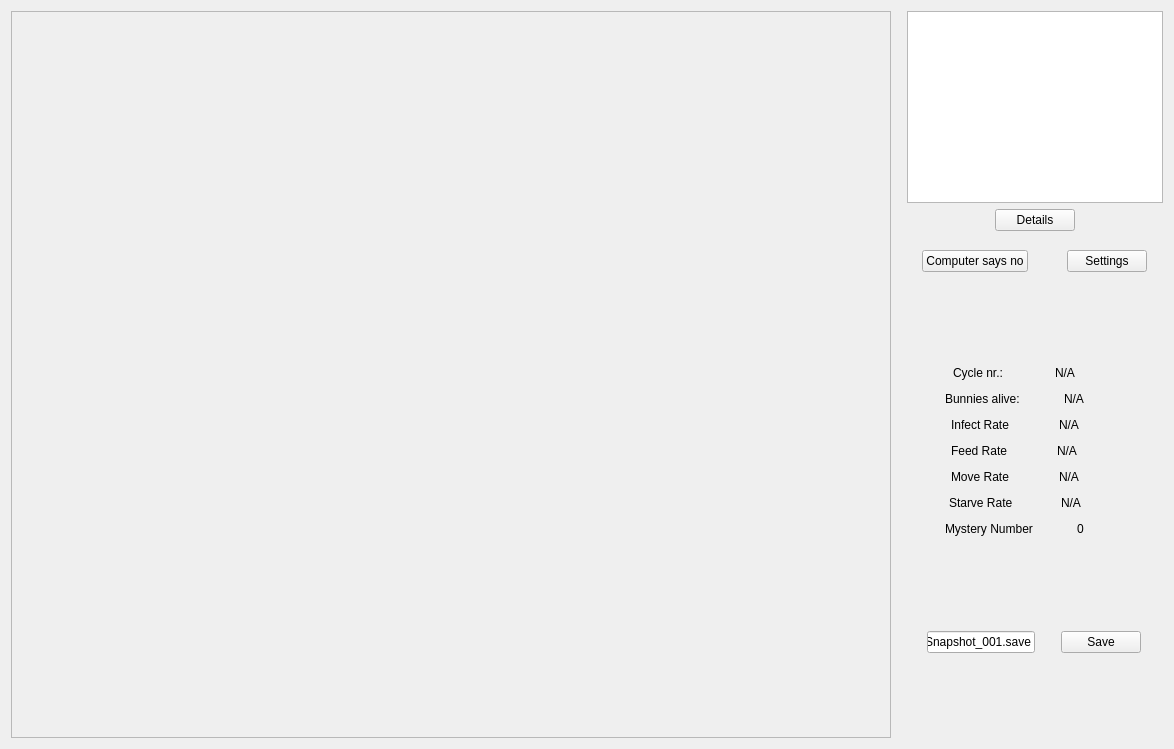
First picture: the form in BunnyVisual/BunnyWindow.ui, repository Mayerch1/BunnyVisual, before the edit.
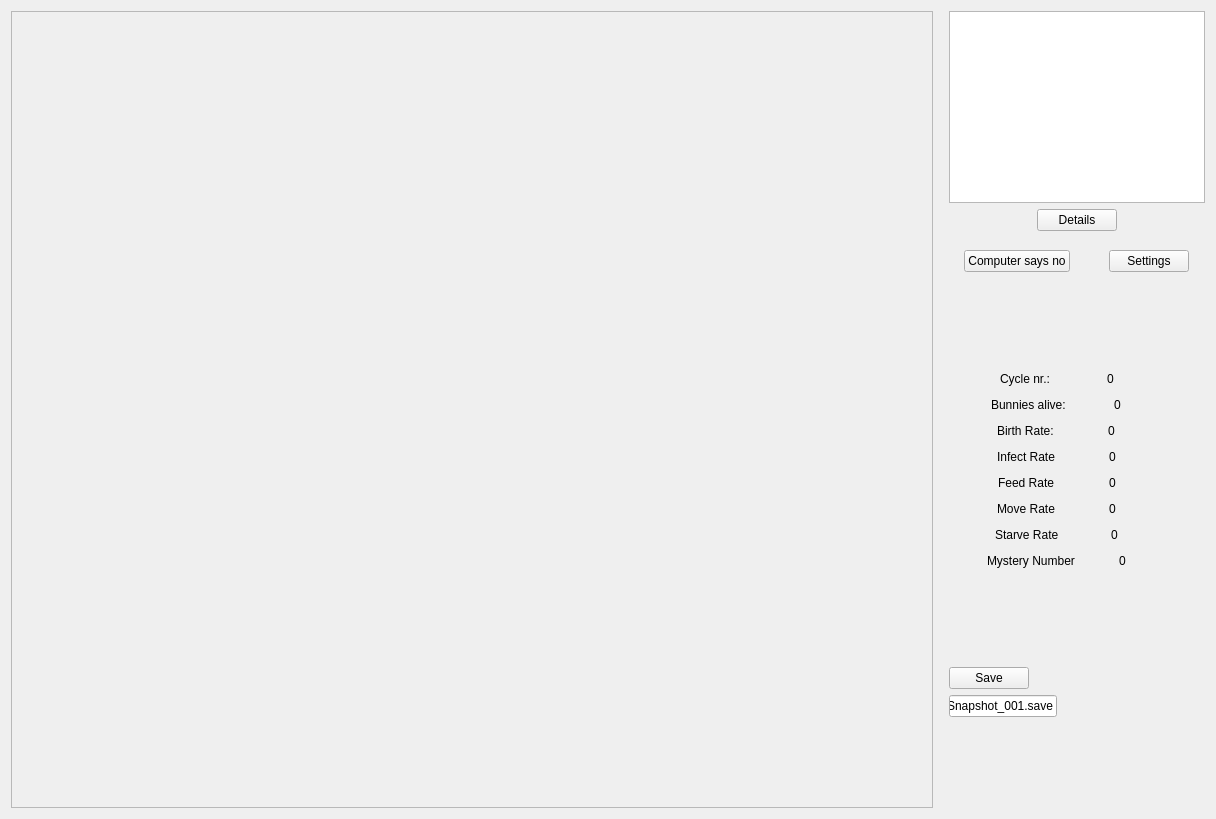
Second picture: the form after the edit.

Commit message: +Stop/Resume button

```diff
--- a/BunnyVisual/BunnyWindow.ui
+++ b/BunnyVisual/BunnyWindow.ui
@@ -6,14 +6,14 @@
    <rect>
     <x>0</x>
     <y>0</y>
-    <width>1174</width>
-    <height>749</height>
+    <width>1216</width>
+    <height>819</height>
    </rect>
   </property>
   <property name="minimumSize">
    <size>
     <width>836</width>
-    <height>400</height>
+    <height>430</height>
    </size>
   </property>
   <property name="maximumSize">
@@ -29,6 +29,12 @@
    <enum>QTabWidget::Rounded</enum>
   </property>
   <widget class="QWidget" name="centralWidget">
+   <property name="minimumSize">
+    <size>
+     <width>0</width>
+     <height>0</height>
+    </size>
+   </property>
    <layout class="QHBoxLayout" name="horizontalLayout_11">
     <item>
      <widget class="QFrame" name="RenderArea">
@@ -241,7 +247,7 @@
            </sizepolicy>
           </property>
           <property name="text">
-           <string>N/A</string>
+           <string>0</string>
           </property>
          </widget>
         </item>
@@ -287,7 +293,7 @@
            </sizepolicy>
           </property>
           <property name="text">
-           <string>N/A</string>
+           <string>0</string>
           </property>
          </widget>
         </item>
@@ -309,6 +315,52 @@
         </item>
        </layout>
       </item>
+      <item>
+       <layout class="QHBoxLayout" name="horizontalLayout_10">
+        <item>
+         <widget class="QLabel" name="label_2">
+          <property name="sizePolicy">
+           <sizepolicy hsizetype="Maximum" vsizetype="Preferred">
+            <horstretch>0</horstretch>
+            <verstretch>0</verstretch>
+           </sizepolicy>
+          </property>
+          <property name="text">
+           <string>Birth Rate:</string>
+          </property>
+         </widget>
+        </item>
+        <item>
+         <widget class="QLabel" name="lblBirthRate">
+          <property name="sizePolicy">
+           <sizepolicy hsizetype="Maximum" vsizetype="Preferred">
+            <horstretch>0</horstretch>
+            <verstretch>0</verstretch>
+           </sizepolicy>
+          </property>
+          <property name="text">
+           <string>0</string>
+          </property>
+         </widget>
+        </item>
+        <item>
+         <spacer name="horizontalSpacer_10">
+          <property name="orientation">
+           <enum>Qt::Horizontal</enum>
+          </property>
+          <property name="sizeType">
+           <enum>QSizePolicy::Minimum</enum>
+          </property>
+          <property name="sizeHint" stdset="0">
+           <size>
+            <width>40</width>
+            <height>20</height>
+           </size>
+          </property>
+         </spacer>
+        </item>
+       </layout>
+      </item>
       <item>
        <layout class="QHBoxLayout" name="horizontalLayout_6">
         <item>
@@ -333,7 +385,7 @@
            </sizepolicy>
           </property>
           <property name="text">
-           <string>N/A</string>
+           <string>0</string>
           </property>
          </widget>
         </item>
@@ -379,7 +431,7 @@
            </sizepolicy>
           </property>
           <property name="text">
-           <string>N/A</string>
+           <string>0</string>
           </property>
          </widget>
         </item>
@@ -425,7 +477,7 @@
            </sizepolicy>
           </property>
           <property name="text">
-           <string>N/A</string>
+           <string>0</string>
           </property>
          </widget>
         </item>
@@ -471,7 +523,7 @@
            </sizepolicy>
           </property>
           <property name="text">
-           <string>N/A</string>
+           <string>0</string>
           </property>
          </widget>
         </item>
@@ -553,34 +605,30 @@
        </spacer>
       </item>
       <item>
-       <layout class="QHBoxLayout" name="horizontalLayout_10">
-        <item>
-         <widget class="QLineEdit" name="boxSnapshot">
-          <property name="sizePolicy">
-           <sizepolicy hsizetype="Maximum" vsizetype="Fixed">
-            <horstretch>0</horstretch>
-            <verstretch>0</verstretch>
-           </sizepolicy>
-          </property>
-          <property name="text">
-           <string>Snapshot_001.save</string>
-          </property>
-         </widget>
-        </item>
-        <item>
-         <widget class="QPushButton" name="btnSnapshot">
-          <property name="sizePolicy">
-           <sizepolicy hsizetype="Maximum" vsizetype="Fixed">
-            <horstretch>0</horstretch>
-            <verstretch>0</verstretch>
-           </sizepolicy>
-          </property>
-          <property name="text">
-           <string>Save</string>
-          </property>
-         </widget>
-        </item>
-       </layout>
+       <widget class="QPushButton" name="btnSnapshot">
+        <property name="sizePolicy">
+         <sizepolicy hsizetype="Maximum" vsizetype="Fixed">
+          <horstretch>0</horstretch>
+          <verstretch>0</verstretch>
+         </sizepolicy>
+        </property>
+        <property name="text">
+         <string>Save</string>
+        </property>
+       </widget>
+      </item>
+      <item>
+       <widget class="QLineEdit" name="boxSnapshot">
+        <property name="sizePolicy">
+         <sizepolicy hsizetype="Maximum" vsizetype="Fixed">
+          <horstretch>0</horstretch>
+          <verstretch>0</verstretch>
+         </sizepolicy>
+        </property>
+        <property name="text">
+         <string>Snapshot_001.save</string>
+        </property>
+       </widget>
       </item>
       <item>
        <spacer name="verticalSpacer_4">
```
Left out of the diff: 2 changed lines with no effect on the pictures. The commit also changes 13 other files.
